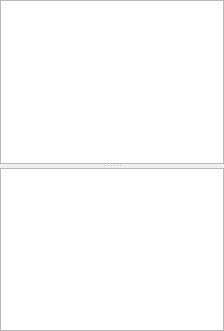
Before: the Qt Designer form editor/echo/Base/UI/ResPanel/ResPanel.ui in timi-liuliang/echo, drawn with Qt 5.
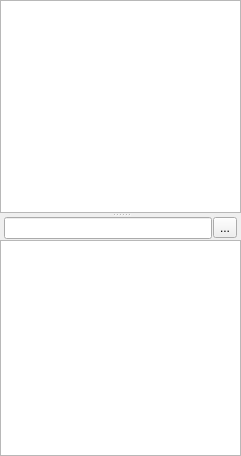
After: the same form once the commit is applied. Icons and pictures are not drawn.

```diff
--- a/editor/echo/Base/UI/ResPanel/ResPanel.ui
+++ b/editor/echo/Base/UI/ResPanel/ResPanel.ui
@@ -6,15 +6,15 @@
    <rect>
     <x>0</x>
     <y>0</y>
-    <width>224</width>
-    <height>331</height>
+    <width>241</width>
+    <height>456</height>
    </rect>
   </property>
   <property name="windowTitle">
    <string>Resource</string>
   </property>
   <widget class="QWidget" name="dockWidgetContents">
-   <layout class="QVBoxLayout" name="verticalLayout">
+   <layout class="QVBoxLayout" name="verticalLayout_2">
     <property name="leftMargin">
      <number>0</number>
     </property>
@@ -37,6 +37,57 @@
         <bool>true</bool>
        </property>
       </widget>
+      <widget class="QWidget" name="widget" native="true">
+       <layout class="QVBoxLayout" name="verticalLayout">
+        <property name="spacing">
+         <number>1</number>
+        </property>
+        <property name="leftMargin">
+         <number>0</number>
+        </property>
+        <property name="topMargin">
+         <number>0</number>
+        </property>
+        <property name="rightMargin">
+         <number>0</number>
+        </property>
+        <property name="bottomMargin">
+         <number>0</number>
+        </property>
+        <item>
+         <layout class="QHBoxLayout" name="horizontalLayout">
+          <property name="spacing">
+           <number>1</number>
+          </property>
+          <property name="leftMargin">
+           <number>4</number>
+          </property>
+          <property name="rightMargin">
+           <number>4</number>
+          </property>
+          <item>
+           <widget class="QLineEdit" name="m_searchLineEdit"/>
+          </item>
+          <item>
+           <widget class="QToolButton" name="m_viewTypeButton">
+            <property name="toolTip">
+             <string>List</string>
+            </property>
+            <property name="statusTip">
+             <string/>
+            </property>
+            <property name="text">
+             <string>...</string>
+            </property>
+            <property name="icon">
+             <iconset resource="../../../Resource/App.qrc">
+              <normaloff>:/icon/Icon/res/view_type_list.png</normaloff>:/icon/Icon/res/view_type_list.png</iconset>
+            </property>
+           </widget>
+          </item>
+         </layout>
+        </item>
+        <item>
       <widget class="QListView" name="m_listView">
        <property name="contextMenuPolicy">
         <enum>Qt::CustomContextMenu</enum>
@@ -47,6 +98,9 @@
        <property name="editTriggers">
         <set>QAbstractItemView::EditKeyPressed</set>
        </property>
+         </widget>
+        </item>
+       </layout>
       </widget>
      </widget>
     </item>
```
Lines whose indentation alone changed are shown as unchanged.
